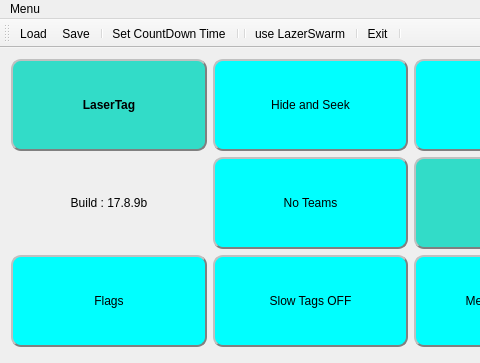
Before: the Qt Designer form LttoMainWindow.ui in rmick/Combobulator, drawn with Qt 5; both pictures show x 0 to 480 and y 0 to 363 of the 1024 by 600 pixel window.
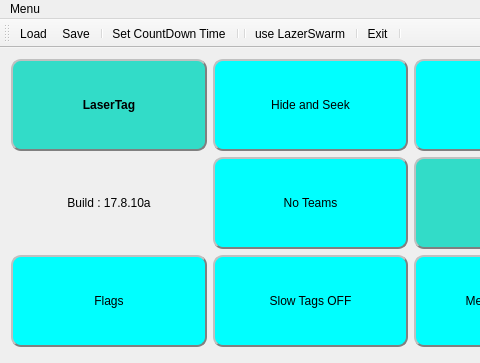
After: the same form once the commit is applied.

Diff of the .ui file:
```diff
--- a/LttoMainWindow.ui
+++ b/LttoMainWindow.ui
@@ -2015,7 +2015,7 @@
     <item row="1" column="2">
      <widget class="QLabel" name="label">
       <property name="text">
-       <string>Build : 17.8.9b</string>
+       <string>Build : 17.8.10a</string>
       </property>
       <property name="alignment">
        <set>Qt::AlignCenter</set>
```
